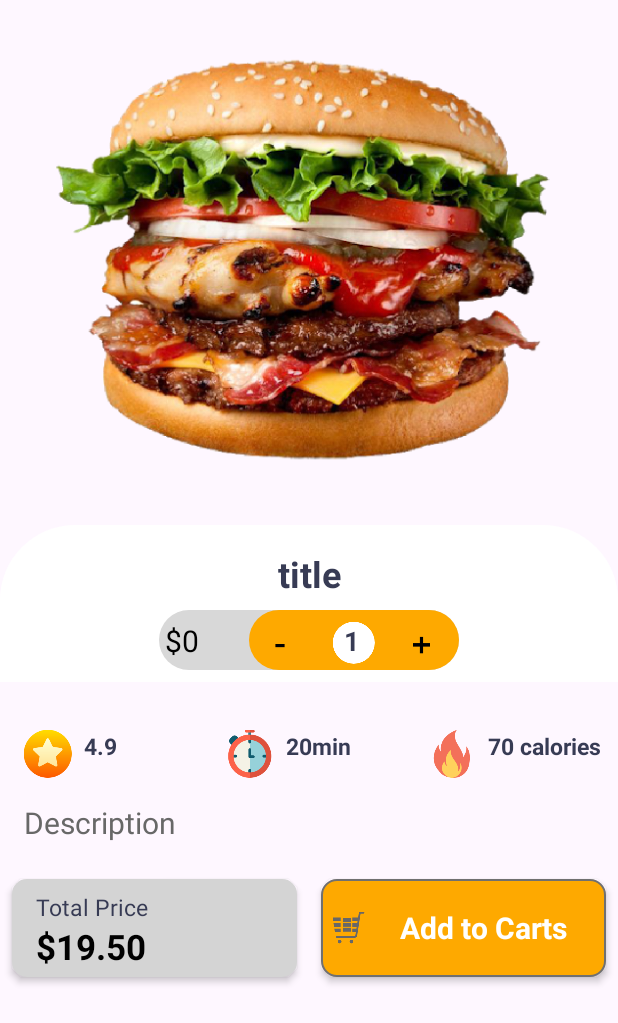
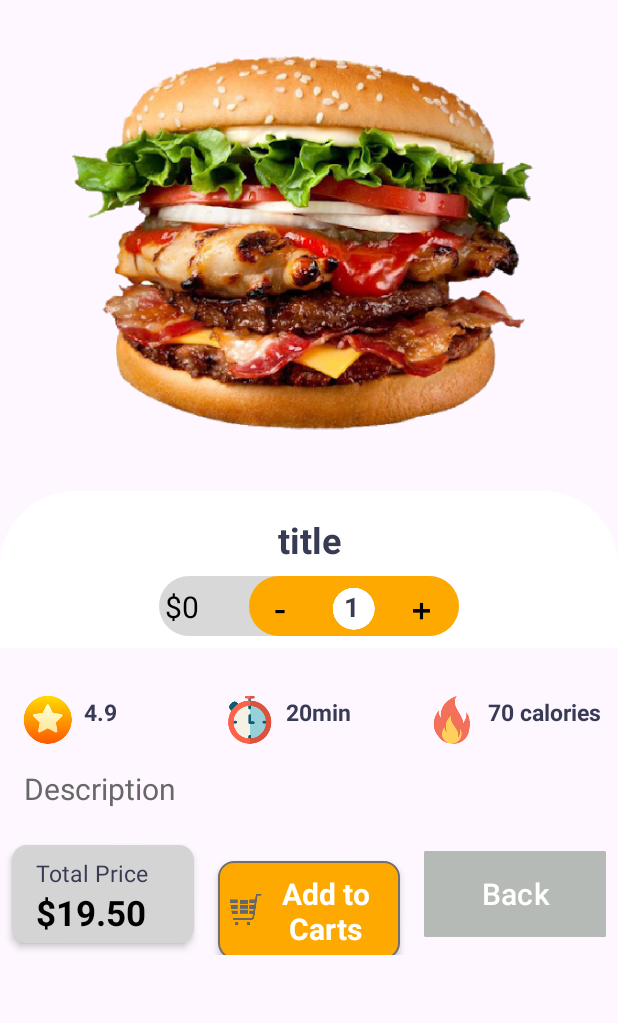
Before and after one commit to a01685958283/PRM392-G4, an Android app: the layout activity_show_detail.xml on its own in the app's theme, with its tools: preview values and no code run, on a phone screen of 412 x 824 dp. Shown: the top 1023 px of the screen. Run offline under Robolectric (Android 15) with nearby library versions, the phone set to English and light mode, and no system bars.

Commit message:
add BackButton and change layout

```diff
--- a/app/src/main/res/layout/activity_show_detail.xml
+++ b/app/src/main/res/layout/activity_show_detail.xml
@@ -23,8 +23,8 @@
 
             <ImageView
                 android:id="@+id/foodPic"
-                android:layout_width="match_parent"
-                android:layout_height="350dp"
+                android:layout_width="411dp"
+                android:layout_height="327dp"
                 app:srcCompat="@drawable/burger_large"
                 tools:layout_margin="24dp" />
 
@@ -288,7 +288,6 @@
                     android:layout_weight="0.5"
                     android:background="@drawable/yellow_btn_background"
                     android:drawableStart="@drawable/bottom_btn5"
-                    android:drawablePadding="5dp"
                     android:elevation="3dp"
                     android:gravity="center"
                     android:padding="8dp"
@@ -296,6 +295,21 @@
                     android:textColor="#ffffff"
                     android:textSize="20sp"
                     android:textStyle="bold" />
+
+                <Button
+                    android:id="@+id/backBtn"
+                    android:layout_width="0dp"
+                    android:layout_height="65dp"
+                    android:layout_margin="8dp"
+                    android:layout_weight="0.5"
+                    android:backgroundTint="#B6BAB6"
+                    android:drawablePadding="5dp"
+                    android:elevation="3dp"
+                    android:gravity="center"
+                    android:padding="8dp"
+                    android:text="Back"
+                    android:textSize="20dp"
+                    app:cornerRadius="@dimen/cardview_compat_inset_shadow" />
             </LinearLayout>
         </LinearLayout>
     </ScrollView>
```
Also changed, not shown: app/src/main/java/com/example/Active/ShowDetailActivity.java (+14 -0 lines), app/src/main/res/layout/activity_main.xml (+9 -7 lines), app/src/main/res/drawable/blackcutecat.png (added).
